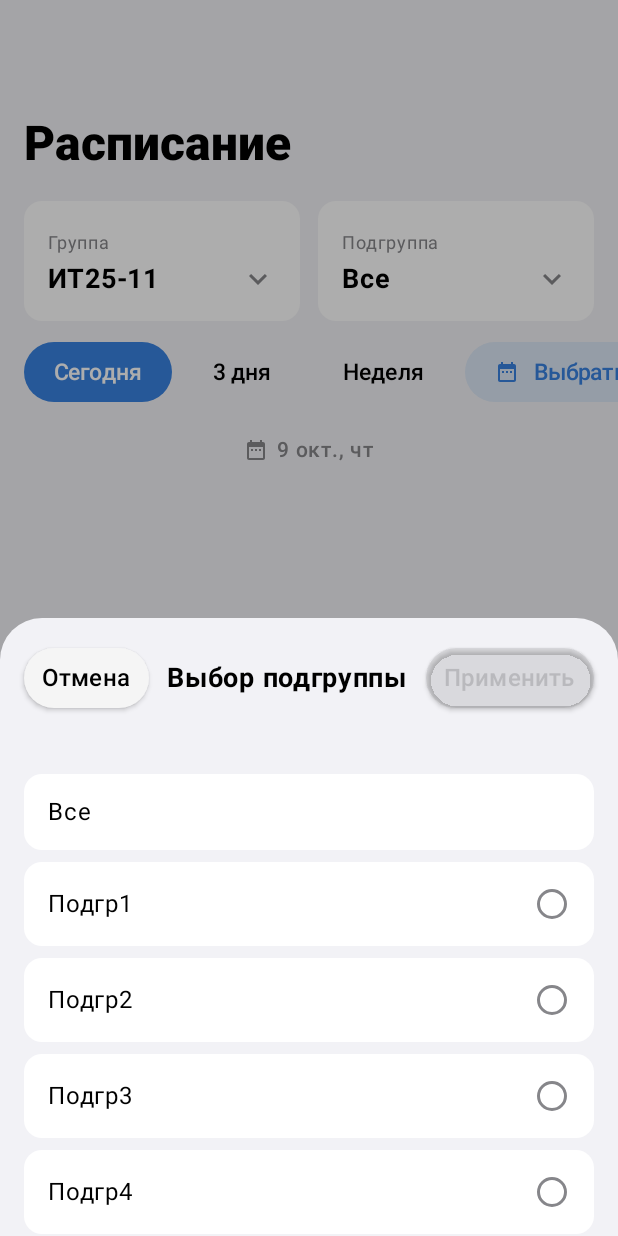
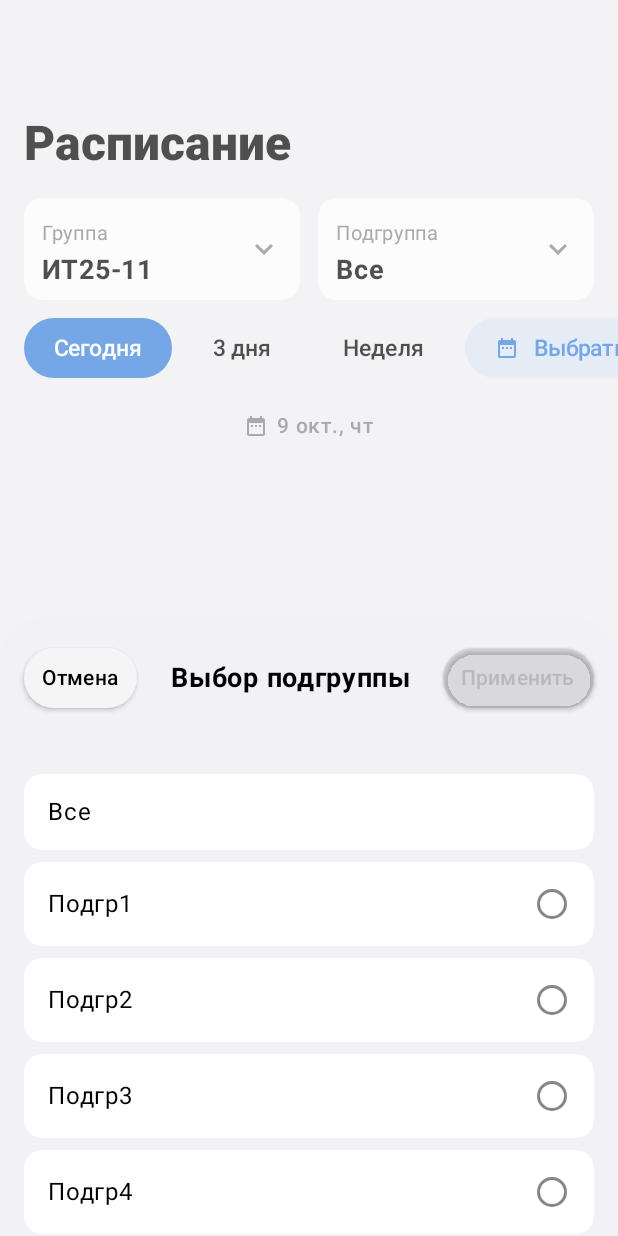
Before and after one commit to airsss993/college-android-app, an Android app built with Jetpack Compose: the screen it shows after launch (MainActivity), after a tap on "Подгруппа", on a phone screen of 412 x 824 dp. Run offline under Robolectric (Android 15) with nearby library versions, the phone set to English and light mode, and no system bars.

Commit message:
feat: refine UI components and update app version to 1.1.0
Improved the appearance and interaction of group and subgroup selectors in ScheduleScreen, including better padding, rounded corners, and icon alignment. Enhanced the custom navigation bar with animated icon and label transitions, and added a border. Updated color schemes to include scrim colors and applied them in the theme. Bumped app version to 1.1.0 in build.gradle.kts. Commented out unused preview composables in MainActivity.

```diff
--- a/app/build.gradle.kts
+++ b/app/build.gradle.kts
@@ -30,8 +30,8 @@ android {
         applicationId = "ru.dzhaparidze.collegeapp"
         minSdk = 24
         targetSdk = 36
-        versionCode = 4
-        versionName = "1.0.2"
+        versionCode = 5
+        versionName = "1.1.0"
 
         testInstrumentationRunner = "androidx.test.runner.AndroidJUnitRunner"
 
--- a/app/src/main/java/ru/dzhaparidze/collegeapp/features/schedule/views/ScheduleScreen.kt
+++ b/app/src/main/java/ru/dzhaparidze/collegeapp/features/schedule/views/ScheduleScreen.kt
@@ -2,7 +2,6 @@ package ru.dzhaparidze.collegeapp.features.schedule.views
 
 import androidx.compose.foundation.*
 import androidx.compose.foundation.layout.*
-import androidx.compose.foundation.layout.Arrangement
 import androidx.compose.foundation.lazy.*
 import androidx.compose.foundation.shape.*
 import androidx.compose.material.icons.*
@@ -10,7 +9,7 @@ import androidx.compose.material.icons.filled.*
 import androidx.compose.material3.*
 import androidx.compose.runtime.*
 import androidx.compose.ui.*
-import androidx.compose.ui.Alignment
+import androidx.compose.ui.draw.*
 import androidx.compose.ui.platform.*
 import androidx.compose.ui.text.font.*
 import androidx.compose.ui.text.style.*
@@ -133,69 +132,76 @@ fun ScheduleScreen() {
 
         // ВЫПАДАЮЩИЕ СПИСКИ С ГРУППАМИ
         Row(
-            modifier = Modifier.padding(horizontal = 16.dp, vertical = 10.dp),
+            modifier = Modifier
+                .padding(horizontal = 16.dp, vertical = 8.dp)
+                .height(68.dp),
             horizontalArrangement = Arrangement.spacedBy(12.dp)
         ) {
             Card(
                 modifier = Modifier
                     .weight(1f)
+                    .clip(RoundedCornerShape(12.dp))
                     .clickable { showGroupSheet = true },
+                shape = RoundedCornerShape(12.dp),
                 colors = CardDefaults.cardColors(
                     containerColor = MaterialTheme.colorScheme.surface
-                ),
-                shape = RoundedCornerShape(12.dp)
+                )
+            ) {
+                Box(
+                    modifier = Modifier
+                        .fillMaxSize()
+                        .padding(12.dp)
                 ) {
                     Column(
-                    modifier = Modifier.padding(16.dp),
-                    verticalArrangement = Arrangement.SpaceAround
+                        modifier = Modifier.fillMaxWidth()
                     ) {
                         Text(
                             text = "Группа",
-                        fontSize = 12.sp,
+                            fontSize = 13.sp,
                             color = MaterialTheme.colorScheme.onSurfaceVariant
                         )
 
-                    Row(
-                        verticalAlignment = Alignment.CenterVertically
-                    ) {
                         Text(
                             text = selectedGroup,
                             fontSize = 18.sp,
                             color = MaterialTheme.colorScheme.onSurface,
                             fontWeight = FontWeight.Bold
                         )
-                        Spacer(modifier = Modifier.weight(1f))
+                    }
+
                     Icon(
                         Icons.Default.KeyboardArrowDown,
                         contentDescription = null,
-                            tint = MaterialTheme.colorScheme.onSurfaceVariant
+                        tint = MaterialTheme.colorScheme.onSurfaceVariant,
+                        modifier = Modifier.align(Alignment.CenterEnd)
                     )
-                    }
                 }
             }
 
             Card(
                 modifier = Modifier
                     .weight(1f)
+                    .clip(RoundedCornerShape(12.dp))
                     .clickable { showSubgroupSheet = true },
                 colors = CardDefaults.cardColors(
                     containerColor = MaterialTheme.colorScheme.surface
                 ),
                 shape = RoundedCornerShape(12.dp)
             ) {
+                Box(
+                    modifier = Modifier
+                        .fillMaxSize()
+                        .padding(12.dp),
+                ) {
                     Column(
-                    modifier = Modifier.padding(16.dp),
-                    verticalArrangement = Arrangement.SpaceAround
+                        modifier = Modifier.fillMaxWidth()
                     ) {
                         Text(
                             text = "Подгруппа",
-                        fontSize = 12.sp,
+                            fontSize = 13.sp,
                             color = MaterialTheme.colorScheme.onSurfaceVariant
                         )
 
-                    Row(
-                        verticalAlignment = Alignment.CenterVertically
-                    ) {
                         Text(
                             text = when {
                                 selectedMainSubgroup.isEmpty() && selectedEnglishSubgroup.isEmpty() -> "Все"
@@ -207,13 +213,14 @@ fun ScheduleScreen() {
                             color = MaterialTheme.colorScheme.onSurface,
                             fontWeight = FontWeight.Bold
                         )
-                        Spacer(modifier = Modifier.weight(1f))
+                    }
+
                     Icon(
                         Icons.Default.KeyboardArrowDown,
                         contentDescription = null,
-                            tint = MaterialTheme.colorScheme.onSurfaceVariant
+                        tint = MaterialTheme.colorScheme.onSurfaceVariant,
+                        modifier = Modifier.align(Alignment.CenterEnd)
                     )
-                    }
                 }
             }
         }
@@ -562,7 +569,7 @@ fun ScheduleScreen() {
                                 contentPadding = PaddingValues(horizontal = 12.dp, vertical = 6.dp)
                             ) {
                                 Text(
-                                    text = "Отмена", fontSize = 16.sp
+                                    text = "Отмена", fontSize = 14.sp
                                 )
                             }
                         }
@@ -573,7 +580,8 @@ fun ScheduleScreen() {
                             Text(
                                 text = "Выбор группы",
                                 fontWeight = FontWeight.Bold,
-                                fontSize = 18.sp
+                                fontSize = 18.sp,
+                                textAlign = TextAlign.Center,
                             )
                         }
 
@@ -586,6 +594,7 @@ fun ScheduleScreen() {
                                 modifier = Modifier
                                     .fillMaxWidth()
                                     .padding(vertical = 4.dp)
+                                    .clip(RoundedCornerShape(12.dp))
                                     .clickable {
                                         selectedGroup = group
 
@@ -665,12 +674,15 @@ fun ScheduleScreen() {
                             ), contentPadding = PaddingValues(horizontal = 12.dp, vertical = 6.dp)
                         ) {
                             Text(
-                                text = "Отмена", fontSize = 16.sp
+                                text = "Отмена", fontSize = 14.sp
                             )
                         }
 
                         Text(
-                            text = "Выбор подгруппы", fontWeight = FontWeight.Bold, fontSize = 18.sp
+                            text = "Выбор подгруппы",
+                            fontWeight = FontWeight.Bold,
+                            fontSize = 18.sp,
+                            textAlign = TextAlign.Center,
                         )
 
                         Button(
@@ -702,7 +714,7 @@ fun ScheduleScreen() {
                             contentPadding = PaddingValues(horizontal = 12.dp, vertical = 6.dp)
                         ) {
                             Text(
-                                text = "Применить", fontSize = 16.sp
+                                text = "Применить", fontSize = 14.sp
                             )
                         }
                     }
@@ -713,6 +725,7 @@ fun ScheduleScreen() {
                                 modifier = Modifier
                                     .fillMaxWidth()
                                     .padding(vertical = 4.dp)
+                                    .clip(RoundedCornerShape(12.dp))
                                     .clickable {
                                         selectedMainSubgroup = ""
                                         selectedEnglishSubgroup = ""
@@ -743,6 +756,7 @@ fun ScheduleScreen() {
                                 modifier = Modifier
                                     .fillMaxWidth()
                                     .padding(vertical = 4.dp)
+                                    .clip(RoundedCornerShape(12.dp))
                                     .clickable {
                                         tempSelectedMainSubgroup = subgroup
                                     }, colors = CardDefaults.cardColors(
@@ -787,6 +801,7 @@ fun ScheduleScreen() {
                                     modifier = Modifier
                                         .fillMaxWidth()
                                         .padding(vertical = 4.dp)
+                                        .clip(RoundedCornerShape(12.dp))
                                         .clickable {
                                             selectedMainSubgroup = tempSelectedMainSubgroup
                                             selectedEnglishSubgroup = ""
@@ -833,6 +848,7 @@ fun ScheduleScreen() {
                                     modifier = Modifier
                                         .fillMaxWidth()
                                         .padding(vertical = 4.dp)
+                                        .clip(RoundedCornerShape(12.dp))
                                         .clickable {
                                             selectedMainSubgroup = tempSelectedMainSubgroup
                                             selectedEnglishSubgroup = englishSubgroup
@@ -935,11 +951,12 @@ fun DatePickerContent(
                 elevation = ButtonDefaults.buttonElevation(2.dp, 2.dp, 0.dp, 2.dp, 2.dp),
                 contentPadding = PaddingValues(horizontal = 12.dp, vertical = 6.dp)
             ) {
-                Text("Отмена", fontSize = 16.sp)
+                Text("Отмена", fontSize = 14.sp)
             }
 
             Text(
-                text = "Выбор периода", fontWeight = FontWeight.Bold, fontSize = 20.sp
+                text = "Выбор периода", fontWeight = FontWeight.Bold, fontSize = 20.sp,
+                textAlign = TextAlign.Center,
             )
 
             Button(
@@ -964,7 +981,7 @@ fun DatePickerContent(
                 elevation = ButtonDefaults.buttonElevation(2.dp, 2.dp, 0.dp, 2.dp, 2.dp),
                 contentPadding = PaddingValues(horizontal = 12.dp, vertical = 6.dp)
             ) {
-                Text("Применить", fontSize = 16.sp)
+                Text("Применить", fontSize = 14.sp)
             }
         }
 
@@ -977,6 +994,7 @@ fun DatePickerContent(
             Card(
                 modifier = Modifier
                     .weight(1f)
+                    .clip(RoundedCornerShape(8.dp))
                     .clickable { selectingStartDate = true },
                 colors = CardDefaults.cardColors(
                     containerColor = if (selectingStartDate) MaterialTheme.colorScheme.primary
@@ -1008,6 +1026,7 @@ fun DatePickerContent(
             Card(
                 modifier = Modifier
                     .weight(1f)
+                    .clip(RoundedCornerShape(8.dp))
                     .clickable { selectingStartDate = false },
                 colors = CardDefaults.cardColors(
                     containerColor = if (!selectingStartDate) MaterialTheme.colorScheme.primary
--- a/app/src/main/java/ru/dzhaparidze/collegeapp/features/shared/ui/screens/NavigationBar.kt
+++ b/app/src/main/java/ru/dzhaparidze/collegeapp/features/shared/ui/screens/NavigationBar.kt
@@ -1,8 +1,7 @@
 package ru.dzhaparidze.collegeapp.features.shared.ui.screens
 
-import androidx.compose.animation.animateColorAsState
-import androidx.compose.animation.core.FastOutSlowInEasing
-import androidx.compose.animation.core.tween
+import androidx.compose.animation.*
+import androidx.compose.animation.core.*
 import androidx.compose.foundation.*
 import androidx.compose.foundation.layout.*
 import androidx.compose.foundation.shape.*
@@ -11,7 +10,9 @@ import androidx.compose.material.icons.outlined.*
 import androidx.compose.material3.*
 import androidx.compose.runtime.*
 import androidx.compose.ui.*
+import androidx.compose.ui.Alignment
 import androidx.compose.ui.draw.*
+import androidx.compose.ui.graphics.vector.ImageVector
 import androidx.compose.ui.text.font.*
 import androidx.compose.ui.unit.*
 
@@ -28,11 +29,12 @@ fun CustomNavBar(
     ) {
         Surface(
             shape = RoundedCornerShape(50.dp),
+            border = BorderStroke(1.6.dp, MaterialTheme.colorScheme.scrim),
             shadowElevation = 5.dp,
         ) {
             Row(
                 modifier = Modifier
-                    .background(MaterialTheme.colorScheme.surface.copy(alpha = 0.5f))
+                    .background(MaterialTheme.colorScheme.surface)
                     .padding(vertical = 6.dp, horizontal = 8.dp),
                 horizontalArrangement = Arrangement.spacedBy(10.dp),
             ) {
@@ -55,7 +57,7 @@ fun CustomNavBar(
 @Composable
 private fun NavBarItem(
     isSelected: Boolean,
-    icon: androidx.compose.ui.graphics.vector.ImageVector,
+    icon: ImageVector,
     label: String,
     onClick: () -> Unit,
 ) {
@@ -74,22 +76,29 @@ private fun NavBarItem(
     else
         MaterialTheme.colorScheme.onSurfaceVariant
 
-    val textColor = if (isSelected)
-        MaterialTheme.colorScheme.primary
-    else
-        MaterialTheme.colorScheme.onSurfaceVariant
+    val iconOffsetY by animateDpAsState(
+        targetValue = if (isSelected) (-8).dp else 0.dp,
+        animationSpec = tween(durationMillis = 250)
+    )
 
-    Column(
+    val textAlpha by animateFloatAsState(
+        targetValue = if (isSelected) 1f else 0f,
+        animationSpec = tween(durationMillis = 250)
+    )
+
+    Box(
         modifier = Modifier
+            .width(100.dp)
+            .height(60.dp)
             .clip(RoundedCornerShape(50.dp))
             .background(backgroundColor)
-            .clickable(onClick = onClick)
-            .padding(horizontal = 20.dp, vertical = 8.dp),
-        horizontalAlignment = Alignment.CenterHorizontally,
-        verticalArrangement = Arrangement.spacedBy(4.dp)
+            .clickable(onClick = onClick),
+        contentAlignment = Alignment.Center
     ) {
         Icon(
-            modifier = Modifier.size(24.dp),
+            modifier = Modifier
+                .size(26.dp)
+                .offset(y = iconOffsetY),
             imageVector = icon,
             tint = iconColor,
             contentDescription = null
@@ -99,7 +108,10 @@ private fun NavBarItem(
             text = label,
             style = MaterialTheme.typography.labelSmall,
             fontWeight = FontWeight.Medium,
-            color = textColor
+            color = MaterialTheme.colorScheme.primary.copy(alpha = textAlpha),
+            modifier = Modifier
+                .align(Alignment.BottomCenter)
+                .offset(y = (-10).dp)
         )
     }
 }
--- a/app/src/main/java/ru/dzhaparidze/collegeapp/features/shared/ui/theme/Color.kt
+++ b/app/src/main/java/ru/dzhaparidze/collegeapp/features/shared/ui/theme/Color.kt
@@ -13,6 +13,7 @@ val LightPrimaryContainer = Color(0xFFEBDFF4)
 val LightSecondary = Color(0xFFE3E2E9)
 val LightOnSecondary = Color(0xFF3882E0)
 val LightOnSecondaryContainer = Color(0xFFDCE7F6)
+val LightScrim = Color(0xFFF5F5F5)
 
 val DarkBackground = Color(0xFF121212)
 val DarkSurface = Color(0xFF1E1E1E)
@@ -25,3 +26,4 @@ val DarkPrimaryContainer = Color(0xFF3A2E40)
 val DarkSecondary = Color(0xFF3A3A3A)
 val DarkOnSecondary = Color(0xFF3882E0)
 val DarkOnSecondaryContainer = Color(0xFF031424)
+val DarkScrim = Color(0xFF242424)
--- a/app/src/main/java/ru/dzhaparidze/collegeapp/features/shared/ui/theme/Theme.kt
+++ b/app/src/main/java/ru/dzhaparidze/collegeapp/features/shared/ui/theme/Theme.kt
@@ -17,7 +17,8 @@ private val LightColorScheme = lightColorScheme(
     surfaceVariant = LightSurfaceVariant,
     onSurfaceVariant = LightOnSurfaceVariant,
     onSecondary = LightOnSecondary,
-    onSecondaryContainer = LightOnSecondaryContainer
+    onSecondaryContainer = LightOnSecondaryContainer,
+    scrim = LightScrim
 )
 
 private val DarkColorScheme = darkColorScheme(
@@ -31,7 +32,8 @@ private val DarkColorScheme = darkColorScheme(
     surfaceVariant = DarkSurfaceVariant,
     onSurfaceVariant = DarkOnSurfaceVariant,
     onSecondary = DarkOnSecondary,
-    onSecondaryContainer = DarkOnSecondaryContainer
+    onSecondaryContainer = DarkOnSecondaryContainer,
+    scrim = DarkScrim
 )
 
 @Composable
```
Also changed, not shown: app/src/main/java/ru/dzhaparidze/collegeapp/MainActivity.kt (+21 -23 lines). Lines whose indentation alone changed are shown as unchanged.
